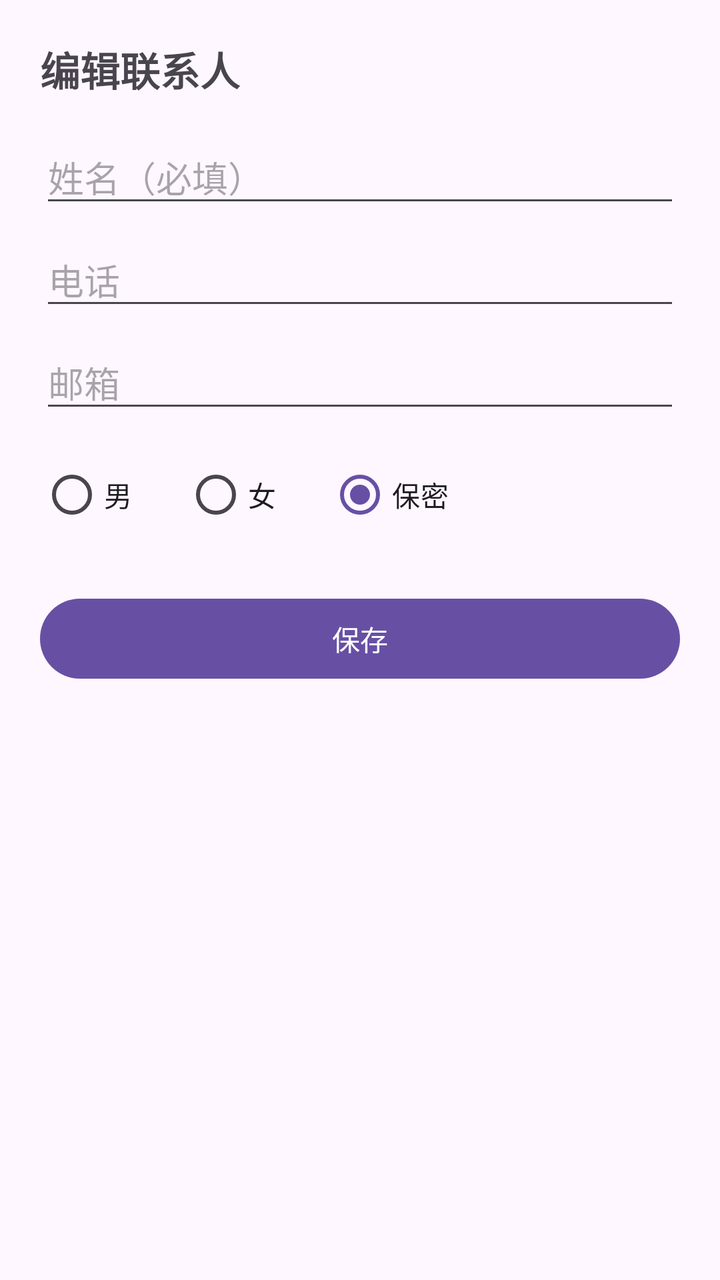
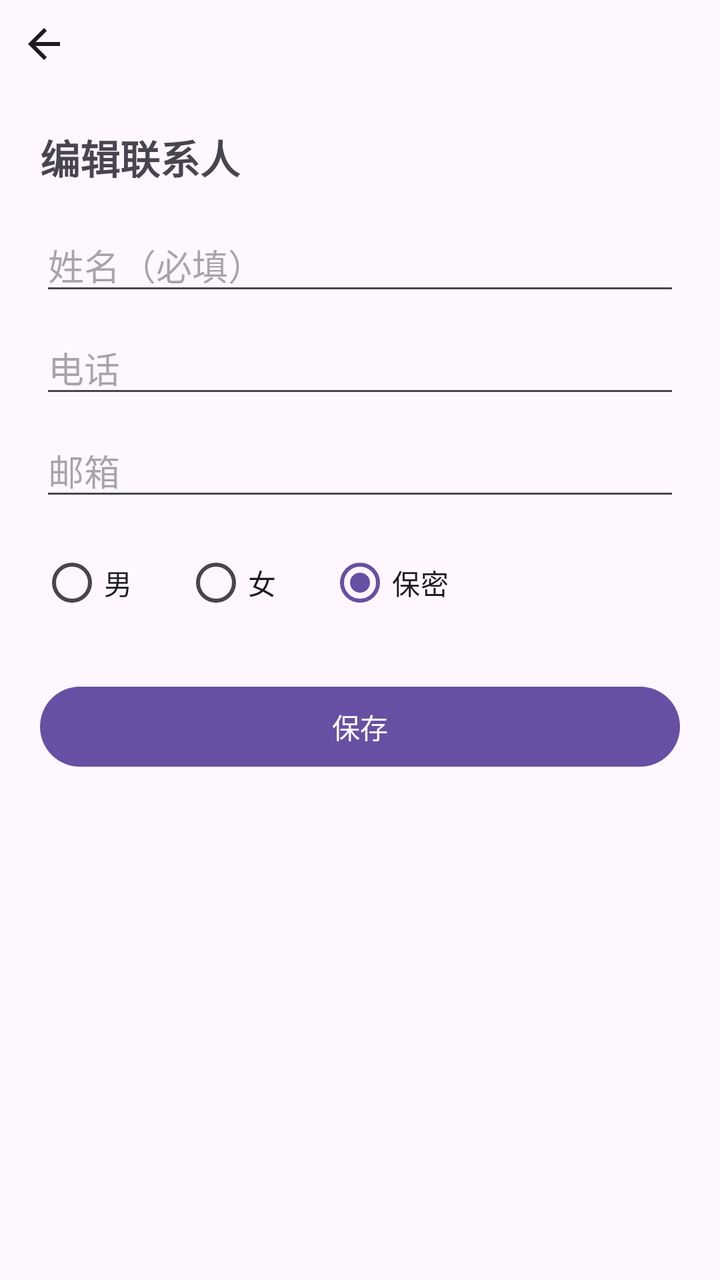

The first picture is an Android layout as it rendered before a commit; the second is the same layout after the commit. The layout source and the unified diff follow.
<!-- AndroidManifest.xml: application theme Theme.Keyou -->
<!-- res/layout/activity_contact_edit.xml -->
<?xml version="1.0" encoding="utf-8"?>
<ScrollView xmlns:android="http://schemas.android.com/apk/res/android"
    android:layout_width="match_parent"
    android:layout_height="match_parent"
    android:padding="20dp">

    <LinearLayout
        android:layout_width="match_parent"
        android:layout_height="wrap_content"
        android:orientation="vertical">

        <TextView
            android:layout_width="wrap_content"
            android:layout_height="wrap_content"
            android:text="@string/contact_edit_title"
            android:textSize="20sp"
            android:textStyle="bold"
            android:layout_marginBottom="16dp" />

        <EditText
            android:id="@+id/et_name"
            android:layout_width="match_parent"
            android:layout_height="wrap_content"
            android:hint="@string/contact_name_hint"
            android:inputType="textPersonName" />

        <EditText
            android:id="@+id/et_phone"
            android:layout_width="match_parent"
            android:layout_height="wrap_content"
            android:hint="@string/contact_phone_hint"
            android:inputType="phone"
            android:layout_marginTop="8dp" />

        <EditText
            android:id="@+id/et_email"
            android:layout_width="match_parent"
            android:layout_height="wrap_content"
            android:hint="@string/contact_email_hint"
            android:inputType="textEmailAddress"
            android:layout_marginTop="8dp" />

        <RadioGroup
            android:id="@+id/rg_gender"
            android:layout_width="match_parent"
            android:layout_height="wrap_content"
            android:orientation="horizontal"
            android:layout_marginTop="12dp">

            <RadioButton
                android:id="@+id/rb_male"
                android:layout_width="wrap_content"
                android:layout_height="wrap_content"
                android:text="@string/gender_male" />

            <RadioButton
                android:id="@+id/rb_female"
                android:layout_width="wrap_content"
                android:layout_height="wrap_content"
                android:layout_marginStart="24dp"
                android:text="@string/gender_female" />

            <RadioButton
                android:id="@+id/rb_secret"
                android:layout_width="wrap_content"
                android:layout_height="wrap_content"
                android:layout_marginStart="24dp"
                android:text="@string/gender_secret"
                android:checked="true" />
        </RadioGroup>

        <Button
            android:id="@+id/btn_save_contact"
            android:layout_width="match_parent"
            android:layout_height="wrap_content"
            android:layout_marginTop="24dp"
            android:text="@string/contact_save" />

    </LinearLayout>
</ScrollView>
<!-- resources referenced by this layout -->
<resources>
  <string name="contact_edit_title">编辑联系人</string>
  <string name="contact_email_hint">邮箱</string>
  <string name="contact_name_hint">姓名（必填）</string>
  <string name="contact_phone_hint">电话</string>
  <string name="contact_save">保存</string>
  <string name="gender_female">女</string>
  <string name="gender_male">男</string>
  <string name="gender_secret">保密</string>
  <style name="Theme.Keyou" parent="Theme.Material3.DayNight.NoActionBar" />
</resources>

<!-- the commit's change to res/layout/activity_contact_edit.xml (unified diff, before → after) -->
@@ -1,8 +1,16 @@
 <?xml version="1.0" encoding="utf-8"?>
-<ScrollView xmlns:android="http://schemas.android.com/apk/res/android"
+<LinearLayout xmlns:android="http://schemas.android.com/apk/res/android"
     android:layout_width="match_parent"
     android:layout_height="match_parent"
-    android:padding="20dp">
+    android:orientation="vertical">
+
+    <include layout="@layout/view_back_bar" />
+
+    <ScrollView
+        android:layout_width="match_parent"
+        android:layout_height="0dp"
+        android:layout_weight="1"
+        android:padding="20dp">
 
     <LinearLayout
         android:layout_width="match_parent"
@@ -78,3 +86,20 @@
 
     </LinearLayout>
 </ScrollView>
+</LinearLayout>
+<!-- res/layout/view_back_bar.xml (included above) -->
+<?xml version="1.0" encoding="utf-8"?>
+<FrameLayout xmlns:android="http://schemas.android.com/apk/res/android"
+    android:layout_width="wrap_content"
+    android:layout_height="wrap_content">
+
+    <ImageButton
+        android:id="@+id/btn_back"
+        android:layout_width="44dp"
+        android:layout_height="44dp"
+        android:background="?attr/selectableItemBackgroundBorderless"
+        android:contentDescription="@string/back"
+        android:padding="10dp"
+        android:src="@drawable/ic_arrow_back" />
+
+</FrameLayout>
<!-- resource entries referenced after the edit -->
@@ -1,5 +1,18 @@
 <!-- resources referenced by this layout -->
 <resources>
+  <!-- drawable ic_arrow_back (drawable) -->
+  <?xml version="1.0" encoding="utf-8"?>
+  <vector xmlns:android="http://schemas.android.com/apk/res/android"
+      android:width="24dp"
+      android:height="24dp"
+      android:viewportWidth="24"
+      android:viewportHeight="24"
+      android:tint="?attr/colorOnSurface">
+      <path
+          android:fillColor="@android:color/white"
+          android:pathData="M20,11H7.83l5.59,-5.59L12,4l-8,8 8,8 1.41,-1.41L7.83,13H20v-2z" />
+  </vector>
+  <string name="back">返回</string>
   <string name="contact_edit_title">编辑联系人</string>
   <string name="contact_email_hint">邮箱</string>
   <string name="contact_name_hint">姓名（必填）</string>
